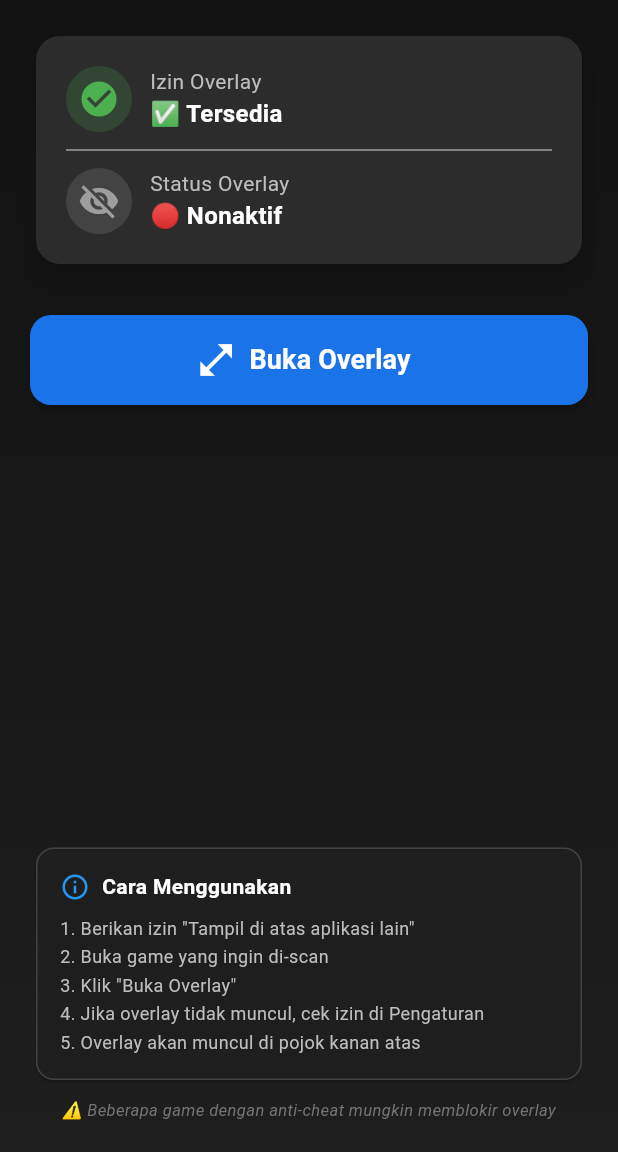
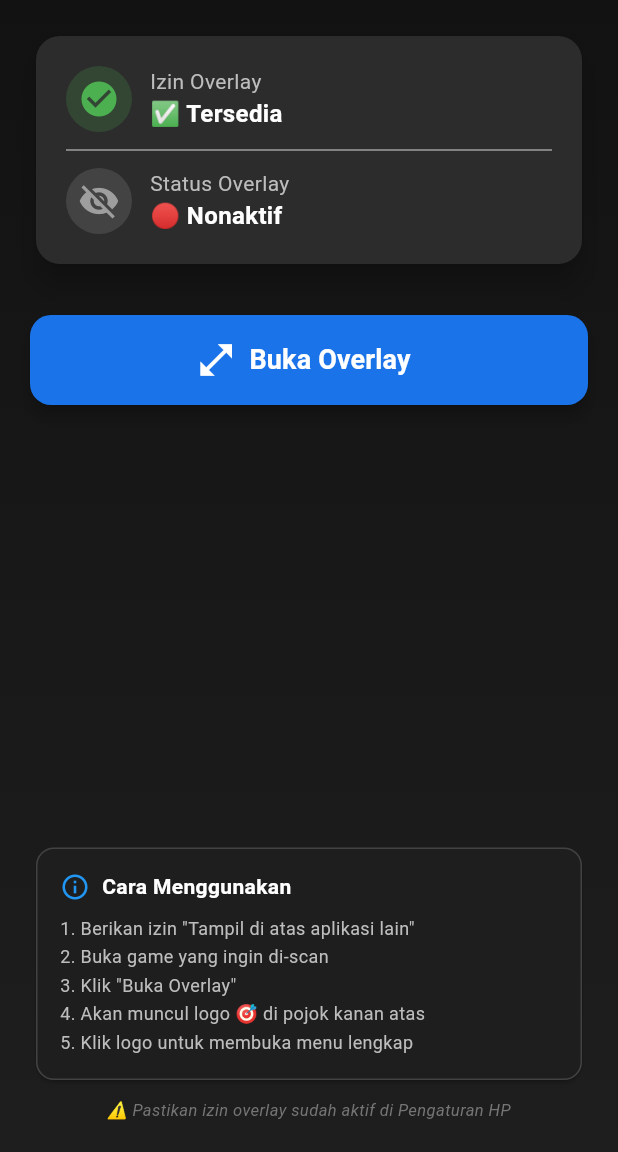
Before and after one commit to cliperunivers-cloud/cheat_overlay, a Flutter app: the screen it shows after launch, after a tap on "Buka Overlay", on a phone screen of 412 x 824 dp, the part 84-1236 px from its top. Run offline on Flutter 3.47's test engine with Material 3 defaults, Android fonts, the phone set to English and light mode, and no system bars; our stand-ins replace permission_handler; missing offline and left inert: floating_window_android, flutter_screen_overlay; statements that could not run were skipped.

Commit message:
Fix: Remove floating_window_android import, use flutter_screen_overlay

```diff
--- a/lib/home_screen.dart
+++ b/lib/home_screen.dart
@@ -1,7 +1,7 @@
 import 'package:flutter/material.dart';
-import 'package:flutter/services.dart';
-import 'package:floating_window_android/floating_window_android.dart';
+import 'package:flutter_screen_overlay/flutter_screen_overlay.dart';
 import 'package:permission_handler/permission_handler.dart';
+import 'overlay_widget.dart';
 
 class HomeScreen extends StatefulWidget {
   const HomeScreen({super.key});
@@ -24,7 +24,7 @@ class _HomeScreenState extends State<HomeScreen> {
 
   Future<void> _checkOverlayStatus() async {
     try {
-      final isShowing = await FloatingWindowAndroid.isShowing();
+      final isShowing = await OverlayService.isShowing();
       if (mounted) {
         setState(() {
           _isOverlayShowing = isShowing;
@@ -77,7 +77,7 @@ class _HomeScreenState extends State<HomeScreen> {
   Future<void> _toggleOverlay() async {
     if (_isOverlayShowing) {
       try {
-        await FloatingWindowAndroid.closeOverlay();
+        await OverlayService.hideOverlay();
         if (mounted) {
           setState(() {
             _isOverlayShowing = false;
@@ -101,29 +101,29 @@ class _HomeScreenState extends State<HomeScreen> {
     setState(() => _isLoading = true);
 
     try {
-      // PERBAIKAN: Gunakan flag yang tepat
-      await FloatingWindowAndroid.showOverlay(
+      await OverlayService.showOverlay(
+        child: const OverlayWidget(),
+        position: OverlayPosition.topRight,
+        width: 320,
         height: 420,
-        width: 340,
-        alignment: OverlayAlignment.topRight,
-        flag:
-            OverlayFlag.focusPointer, // Ganti dari defaultFlag ke focusPointer
+        margin: const EdgeInsets.all(10),
+        borderRadius: 16,
+        backgroundColor: Colors.transparent,
+        flag: OverlayFlag.focusPointer,
         enableDrag: true,
-        positionGravity: PositionGravity.auto,
-        overlayTitle: "Cheat Engine",
-        overlayContent: "Memory Scanner Active",
+        enableSnap: true,
       );
 
       if (mounted) {
-        // Tunggu sebentar lalu cek status
         await Future.delayed(const Duration(milliseconds: 500));
-        final isShowing = await FloatingWindowAndroid.isShowing();
+        final isShowing = await OverlayService.isShowing();
         setState(() {
           _isOverlayShowing = isShowing;
         });
 
         if (isShowing) {
-          _showSnackbar('✅ Overlay aktif!', Colors.green);
+          _showSnackbar(
+              '✅ Overlay aktif! Ada logo di pojok kanan atas', Colors.green);
         } else {
           _showSnackbar('⚠️ Overlay gagal muncul! Cek izin', Colors.orange);
         }
@@ -415,8 +415,8 @@ class _HomeScreenState extends State<HomeScreen> {
                           '1. Berikan izin "Tampil di atas aplikasi lain"\n'
                           '2. Buka game yang ingin di-scan\n'
                           '3. Klik "Buka Overlay"\n'
-                          '4. Jika overlay tidak muncul, cek izin di Pengaturan\n'
-                          '5. Overlay akan muncul di pojok kanan atas',
+                          '4. Akan muncul logo 🎯 di pojok kanan atas\n'
+                          '5. Klik logo untuk membuka menu lengkap',
                           style: TextStyle(
                             color: Colors.grey.shade400,
                             fontSize: 12,
@@ -430,7 +430,7 @@ class _HomeScreenState extends State<HomeScreen> {
 
                 const SizedBox(height: 8),
                 Text(
-                  '⚠️ Beberapa game dengan anti-cheat mungkin memblokir overlay',
+                  '⚠️ Pastikan izin overlay sudah aktif di Pengaturan HP',
                   textAlign: TextAlign.center,
                   style: TextStyle(
                     color: Colors.grey.shade600,
```
